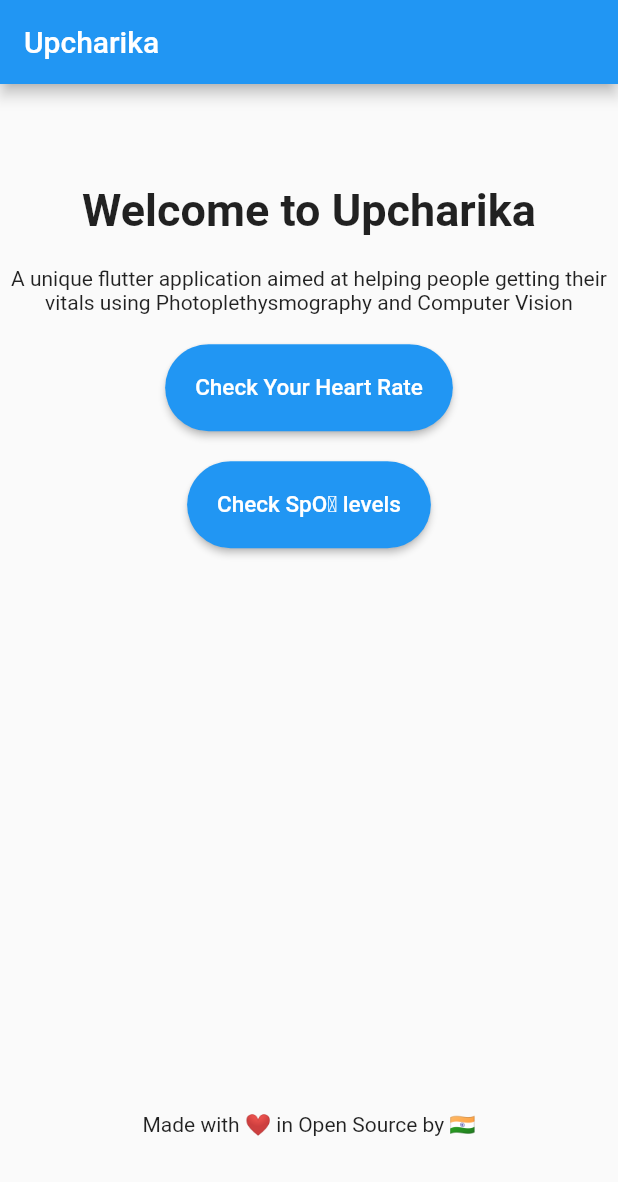
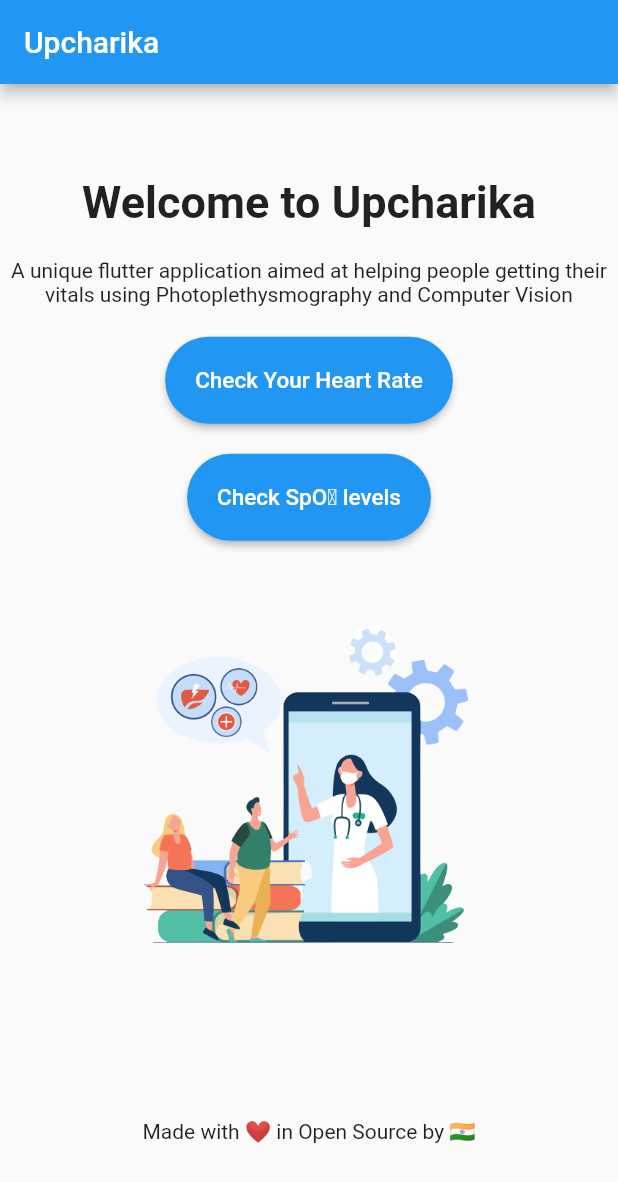
Before and after one commit to smaranjitghose/Upcharika, a Flutter app: the screen it shows after launch, on a phone screen of 412 x 824 dp. Shown: the top 1182 px of the screen. Run offline on Flutter 3.47's test engine with Material 2 defaults, Android fonts, the light colour scheme and no system bars; our stand-ins replace camera, charts_flutter, wakelock.

Commit message:
Updated UI

```diff
--- a/lib/main.dart
+++ b/lib/main.dart
@@ -109,9 +109,13 @@ class _MyHomePageState extends State<MyHomePage> {
               istapped,
               textScaleFactor: 1,
             ),
+            Image(
+                image: AssetImage("images/Upcharika.png"),
+            width: 250.0,
+            height: 250.0,),
             SizedBox(
               width: 340,
-              height: 340,
+              height: 100,
             ),
             Text("Made with ❤️ in Open Source by 🇮🇳")
           ],
--- a/pubspec.yaml
+++ b/pubspec.yaml
@@ -48,9 +48,8 @@ flutter:
   uses-material-design: true
 
   # To add assets to your application, add an assets section, like this:
-  # assets:
-  #   - images/a_dot_burr.jpeg
-  #   - images/a_dot_ham.jpeg
+  assets:
+    - images/
 
   # An image asset can refer to one or more resolution-specific "variants", see
   # https://flutter.dev/assets-and-images/#resolution-aware.
```
Also changed, not shown: images/Upcharika.png (added), 3 other files.
